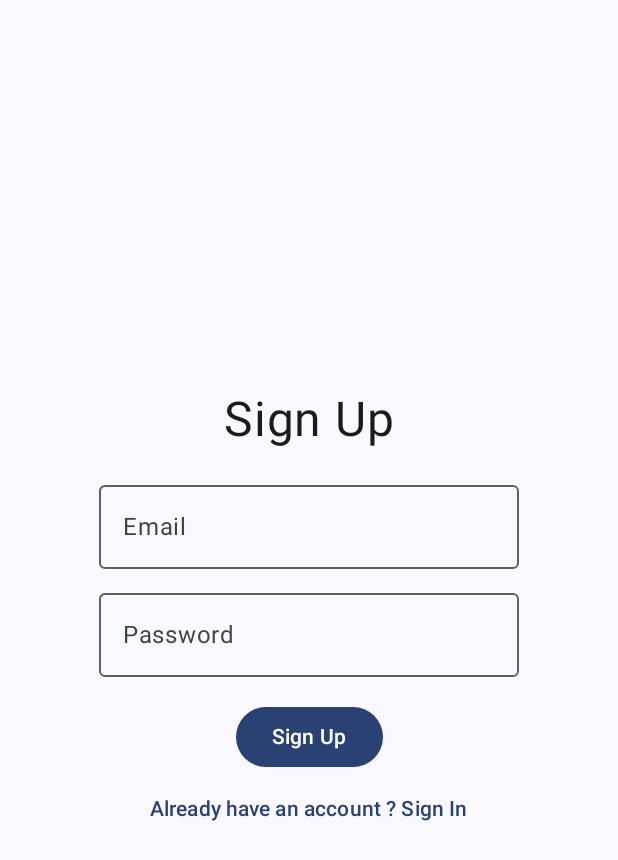
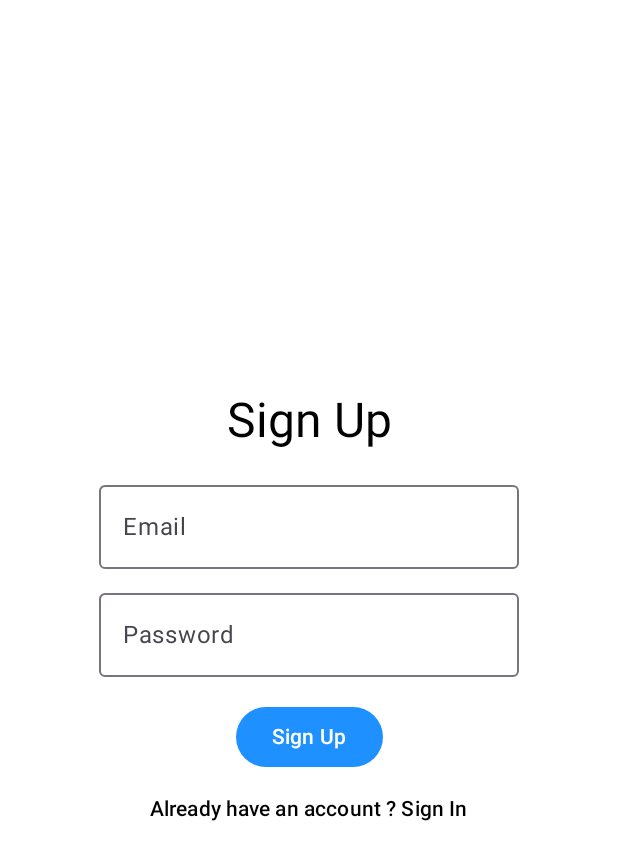
Before and after one commit to spbu-math-cs-mse/LingvoFriend, an Android app built with Jetpack Compose: the screen it shows after launch (MainActivity), after a tap on "Don't have an account ? Sign Up", on a phone screen of 412 x 824 dp. Shown: the top 860 px of the screen. Run offline under Robolectric (Android 15) with nearby library versions, the phone set to English and light mode, and no system bars; our stand-ins replace Firebase (no records; nobody signed in at launch, a user with empty details on screens opened directly), livedata-compose.

Commit message:
minor_fixes

```diff
--- a/app/src/main/AndroidManifest.xml
+++ b/app/src/main/AndroidManifest.xml
@@ -14,6 +14,7 @@
         tools:targetApi="31">
         <activity
             android:name=".MainActivity"
+            android:windowSoftInputMode="adjustResize"
             android:exported="true"
             android:label="@string/app_name"
             android:theme="@style/Theme.LingvoFriend">
--- a/app/src/main/java/com/example/lingvofriend/MainActivity.kt
+++ b/app/src/main/java/com/example/lingvofriend/MainActivity.kt
@@ -5,12 +5,11 @@ import androidx.activity.ComponentActivity
 import androidx.activity.compose.setContent
 import androidx.activity.enableEdgeToEdge
 import androidx.activity.viewModels
+import androidx.compose.foundation.background
 import androidx.compose.foundation.layout.fillMaxSize
-import androidx.compose.foundation.layout.padding
-import androidx.compose.material3.Scaffold
 import androidx.compose.ui.Modifier
+import androidx.compose.ui.graphics.Color
 import com.example.lingvofriend.pages.AuthViewModel
-import com.example.lingvofriend.ui.theme.LingvoFriendTheme
 
 class MainActivity : ComponentActivity() {
     override fun onCreate(savedInstanceState: Bundle?) {
@@ -18,11 +17,13 @@ class MainActivity : ComponentActivity() {
         enableEdgeToEdge()
         val authViewModel: AuthViewModel by viewModels()
         setContent {
-            LingvoFriendTheme {
-                Scaffold(modifier = Modifier.fillMaxSize()) { innerPadding ->
-                    Navigation(modifier = Modifier.padding(innerPadding), authViewModel = authViewModel)
-                }
-            }
+            Navigation(
+                modifier =
+                    Modifier
+                        .fillMaxSize()
+                        .background(Color.White),
+                authViewModel = authViewModel,
+            )
         }
     }
 }
--- a/app/src/main/java/com/example/lingvofriend/llmApi/PromptRequest.kt
+++ b/app/src/main/java/com/example/lingvofriend/llmApi/PromptRequest.kt
@@ -1,4 +1,6 @@
 package com.example.lingvofriend.llmApi
+
+// based on YaGpt request JSON example
 
 data class PromptRequest(
     val modelUri: String,
--- a/app/src/main/java/com/example/lingvofriend/llmApi/PromptResponse.kt
+++ b/app/src/main/java/com/example/lingvofriend/llmApi/PromptResponse.kt
@@ -1,4 +1,6 @@
 package com.example.lingvofriend.llmApi
+
+// based on YaGpt response JSON example
 
 data class PromptResponse(
     val result: PromptResult,
--- a/app/src/main/java/com/example/lingvofriend/pages/SignInPage.kt
+++ b/app/src/main/java/com/example/lingvofriend/pages/SignInPage.kt
@@ -7,6 +7,7 @@ import androidx.compose.foundation.layout.Spacer
 import androidx.compose.foundation.layout.fillMaxSize
 import androidx.compose.foundation.layout.height
 import androidx.compose.material3.Button
+import androidx.compose.material3.ButtonDefaults
 import androidx.compose.material3.OutlinedTextField
 import androidx.compose.material3.Text
 import androidx.compose.material3.TextButton
@@ -17,18 +18,21 @@ import androidx.compose.runtime.livedata.observeAsState
 import androidx.compose.runtime.mutableStateOf
 import androidx.compose.runtime.remember
 import androidx.compose.runtime.setValue
+import androidx.compose.ui.Alignment
 import androidx.compose.ui.Modifier
-import androidx.navigation.NavController
-import androidx.compose.ui.Alignment
+import androidx.compose.ui.graphics.Color
 import androidx.compose.ui.platform.LocalContext
-import androidx.compose.ui.tooling.preview.Preview
 import androidx.compose.ui.unit.dp
 import androidx.compose.ui.unit.sp
-import androidx.navigation.Navigation
+import androidx.navigation.NavController
+import com.example.lingvofriend.ui.theme.DodgerBlue
 
 @Composable
-fun SignInPage (modifier: Modifier = Modifier, navController: NavController, authViewModel: AuthViewModel) {
-
+fun SignInPage(
+    modifier: Modifier = Modifier,
+    navController: NavController,
+    authViewModel: AuthViewModel,
+) {
     var email by remember {
         mutableStateOf("")
     }
@@ -37,26 +41,36 @@ fun SignInPage (modifier: Modifier = Modifier, navController: NavController, aut
         mutableStateOf("")
     }
 
+    // we should notify compose to look at this LiveData as a state
     val authState = authViewModel.authState.observeAsState()
     val context = LocalContext.current
 
+    // when our AuthState is gonna change the code below will be executed
     LaunchedEffect(authState.value) {
-        when(authState.value) {
+        when (authState.value) {
+            // if user is Authenticated he'll go to HomePage
             is AuthState.Authenticated -> navController.navigate("HomePage")
-            is AuthState.Error -> Toast.makeText(context,
-                (authState.value as AuthState.Error).message, Toast.LENGTH_SHORT).show()
+            // if error have occurred then user's gonna see a toast for a short amount of time
+            is AuthState.Error ->
+                Toast
+                    .makeText(
+                        context,
+                        (authState.value as AuthState.Error).message,
+                        Toast.LENGTH_SHORT,
+                    ).show()
+            // else do nothing
             else -> Unit
         }
     }
 
-    Column (
+    Column(
         modifier = modifier.fillMaxSize(),
         verticalArrangement = Arrangement.Center,
-        horizontalAlignment = Alignment.CenterHorizontally
-    ){
+        horizontalAlignment = Alignment.CenterHorizontally,
+    ) {
         Text(text = "Sign In", fontSize = 32.sp)
 
-        Spacer(modifier= Modifier.height(16.dp))
+        Spacer(modifier = Modifier.height(16.dp))
 
         OutlinedTextField(
             value = email,
@@ -65,10 +79,10 @@ fun SignInPage (modifier: Modifier = Modifier, navController: NavController, aut
             },
             label = {
                 Text(text = "Email")
-            }
+            },
         )
 
-        Spacer(modifier= Modifier.height(8.dp))
+        Spacer(modifier = Modifier.height(8.dp))
 
         OutlinedTextField(
             value = password,
@@ -77,21 +91,35 @@ fun SignInPage (modifier: Modifier = Modifier, navController: NavController, aut
             },
             label = {
                 Text(text = "Password")
-            }
+            },
         )
 
-        Spacer(modifier= Modifier.height(16.dp))
+        Spacer(modifier = Modifier.height(16.dp))
 
-        Button(onClick = {
-            authViewModel.signIn(email, password)
-        }) {
+        Button(
+            onClick = {
+                authViewModel.signIn(email, password)
+            },
+            colors =
+                ButtonDefaults.buttonColors(
+                    containerColor = DodgerBlue,
+                    contentColor = Color.White,
+                ),
+        ) {
             Text(text = "Sign In")
         }
 
-        TextButton(onClick = {
-            navController.navigate("SignUp")
-        }) {
-           Text(text = "Don't have an account ? Sign Up")
+        TextButton(
+            onClick = {
+                navController.navigate("SignUp")
+            },
+            colors =
+                ButtonDefaults.buttonColors(
+                    containerColor = Color.White,
+                    contentColor = Color.Black,
+                ),
+        ) {
+            Text(text = "Don't have an account ? Sign Up")
         }
     }
 }
--- a/app/src/main/java/com/example/lingvofriend/pages/SignUpPage.kt
+++ b/app/src/main/java/com/example/lingvofriend/pages/SignUpPage.kt
@@ -8,6 +8,7 @@ import androidx.compose.foundation.layout.Spacer
 import androidx.compose.foundation.layout.fillMaxSize
 import androidx.compose.foundation.layout.height
 import androidx.compose.material3.Button
+import androidx.compose.material3.ButtonDefaults
 import androidx.compose.material3.OutlinedTextField
 import androidx.compose.material3.Text
 import androidx.compose.material3.TextButton
@@ -20,14 +21,19 @@ import androidx.compose.runtime.remember
 import androidx.compose.runtime.setValue
 import androidx.compose.ui.Alignment
 import androidx.compose.ui.Modifier
+import androidx.compose.ui.graphics.Color
 import androidx.compose.ui.platform.LocalContext
 import androidx.compose.ui.unit.dp
 import androidx.compose.ui.unit.sp
 import androidx.navigation.NavController
+import com.example.lingvofriend.ui.theme.DodgerBlue
 
 @Composable
-fun SignUpPage (modifier: Modifier = Modifier, navController: NavController, authViewModel: AuthViewModel) {
-
+fun SignUpPage(
+    modifier: Modifier = Modifier,
+    navController: NavController,
+    authViewModel: AuthViewModel,
+) {
     var email by remember {
         mutableStateOf("")
     }
@@ -36,26 +42,36 @@ fun SignUpPage (modifier: Modifier = Modifier, navController: NavController, aut
         mutableStateOf("")
     }
 
+    // we should notify compose to look at this LiveData as a state
     val authState = authViewModel.authState.observeAsState()
     val context = LocalContext.current
 
+    // when our AuthState is gonna change the code below will be executed
     LaunchedEffect(authState.value) {
-        when(authState.value) {
+        when (authState.value) {
+            // if user is Authenticated he'll go to HomePage
             is AuthState.Authenticated -> navController.navigate("HomePage")
-            is AuthState.Error -> Toast.makeText(context,
-                (authState.value as AuthState.Error).message, Toast.LENGTH_SHORT).show()
+            // if error have occurred then user's gonna see a toast for a short amount of time
+            is AuthState.Error ->
+                Toast
+                    .makeText(
+                        context,
+                        (authState.value as AuthState.Error).message,
+                        Toast.LENGTH_SHORT,
+                    ).show()
+            // else do nothing
             else -> Unit
         }
     }
 
-    Column (
+    Column(
         modifier = modifier.fillMaxSize(),
         verticalArrangement = Arrangement.Center,
-        horizontalAlignment = Alignment.CenterHorizontally
-    ){
+        horizontalAlignment = Alignment.CenterHorizontally,
+    ) {
         Text(text = "Sign Up", fontSize = 32.sp)
 
-        Spacer(modifier= Modifier.height(16.dp))
+        Spacer(modifier = Modifier.height(16.dp))
 
         OutlinedTextField(
             value = email,
@@ -64,10 +80,10 @@ fun SignUpPage (modifier: Modifier = Modifier, navController: NavController, aut
             },
             label = {
                 Text(text = "Email")
-            }
+            },
         )
 
-        Spacer(modifier= Modifier.height(8.dp))
+        Spacer(modifier = Modifier.height(8.dp))
 
         OutlinedTextField(
             value = password,
@@ -76,20 +92,34 @@ fun SignUpPage (modifier: Modifier = Modifier, navController: NavController, aut
             },
             label = {
                 Text(text = "Password")
-            }
+            },
         )
 
-        Spacer(modifier= Modifier.height(16.dp))
+        Spacer(modifier = Modifier.height(16.dp))
 
-        Button(onClick = {
-            authViewModel.signUp(email, password)
-        }) {
+        Button(
+            onClick = {
+                authViewModel.signUp(email, password)
+            },
+            colors =
+                ButtonDefaults.buttonColors(
+                    containerColor = DodgerBlue,
+                    contentColor = Color.White,
+                ),
+        ) {
             Text(text = "Sign Up")
         }
 
-        TextButton(onClick = {
-            navController.navigate("SignIn")
-        }) {
+        TextButton(
+            onClick = {
+                navController.navigate("SignIn")
+            },
+            colors =
+                ButtonDefaults.buttonColors(
+                    containerColor = Color.White,
+                    contentColor = Color.Black,
+                ),
+        ) {
             Text(text = "Already have an account ? Sign In")
         }
     }
--- a/app/src/main/java/com/example/lingvofriend/ui/theme/Color.kt
+++ b/app/src/main/java/com/example/lingvofriend/ui/theme/Color.kt
@@ -9,3 +9,7 @@ val Pink80 = Color(0xFFEFB8C8)
 val Purple40 = Color(0xFF6650a4)
 val PurpleGrey40 = Color(0xFF625b71)
 val Pink40 = Color(0xFF7D5260)
+
+val RoyalBlue = Color(0xFF87CEEB)
+val DodgerBlue = Color(0xFF1E90FF)
+val CobaltBlue = Color(0xFF0047AB)
```
Also changed, not shown: app/src/main/java/com/example/lingvofriend/Navigation.kt (+11 -8 lines), app/src/main/java/com/example/lingvofriend/llmApi/ApiService.kt (+10 -0 lines), app/src/main/java/com/example/lingvofriend/pages/AuthViewModel.kt (+53 -33 lines), app/src/main/java/com/example/lingvofriend/pages/HomePage.kt (+57 -35 lines), app/src/main/java/com/example/lingvofriend/ui/theme/Theme.kt (+10 -9 lines), app/src/main/java/com/example/lingvofriend/ui/theme/Type.kt (+6 -4 lines), 6 other files.
